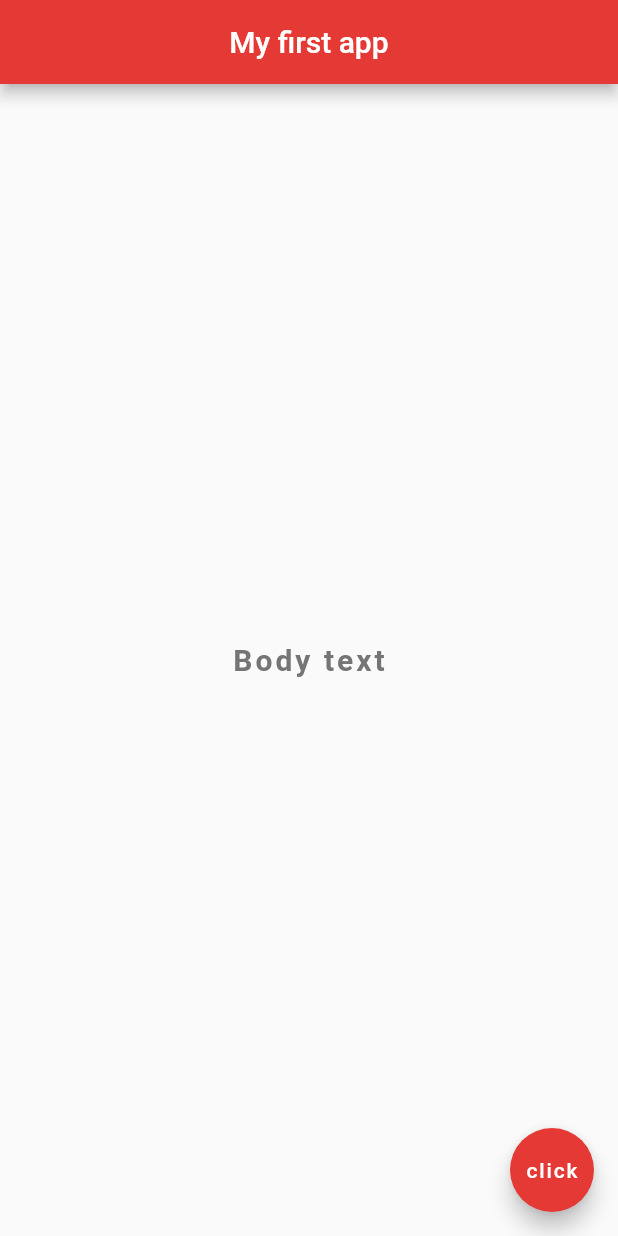
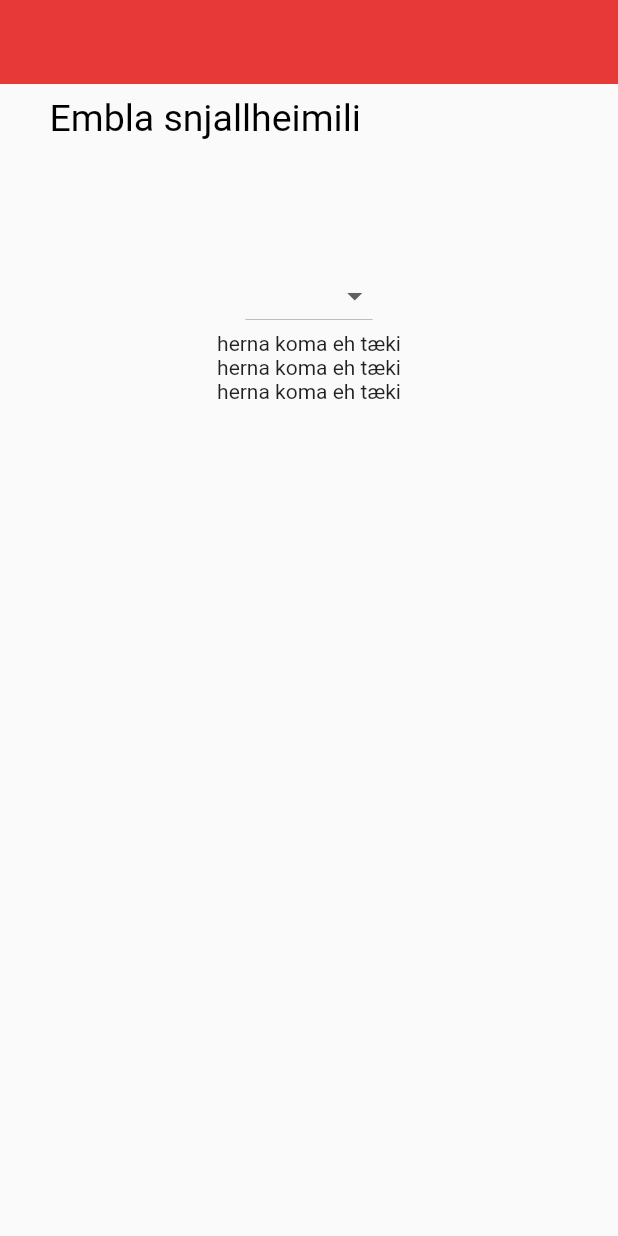
Before and after one commit to johannkarlsson/Embla_Flutter_WIP, a Flutter app: the screen it shows after launch, on a phone screen of 412 x 824 dp. Run offline on Flutter 3.47's test engine with Material 2 defaults, Android fonts, the phone set to English and light mode, and no system bars.

Commit message:
Moved some stuff from embla flutter

```diff
--- a/lib/main.dart
+++ b/lib/main.dart
@@ -1,26 +1,70 @@
+// @dart=2.9
+// ^ Removes checks for null safety
 import 'package:flutter/material.dart';
+import './common.dart';
+import './theme.dart';
 
-void main() => runApp(MaterialApp(
-  home: Scaffold(
-    appBar: AppBar(
-      title: Text('My first app'),
-      centerTitle: true,
-      backgroundColor: Colors.red[600],
-    ),
-    body: Center(
-      child: Text(
-          'Body text',
-          style: TextStyle(
-          fontSize: 20.0,
-          fontWeight: FontWeight.bold,
-            letterSpacing: 2.0,
-            color: Colors.grey[600],
-      )
+final standardAppBar = AppBar(
+  bottomOpacity: 0.0,
+  elevation: 0.0,
+  toolbarOpacity: 1.0,
+  // Red foreground
+  backgroundColor: lightMainColor,
+);
+
+// UI String constants
+const String kNoIoTDevicesFound = 'Engin snjalltæki fundin';
+const String kFindDevices = "Finna snjalltæki";
+
+const List<String> kDeviceTypes = <String>["Öll tæki", "Ljós", "Gardínur"];
+
+// List of IoT widgets
+List<Widget> _iot(BuildContext context) {
+  return <Widget>[
+    Container(
+      margin: const EdgeInsets.only(left: 25.0, bottom: 80.0),
+      child: const Text(
+        "Embla snjallheimili",
+        style: TextStyle(fontSize: 25.0, color: Colors.black),
       ),
     ),
-    floatingActionButton: FloatingActionButton(onPressed: () {},
-      child: Text('click'),
-      backgroundColor: Colors.red[600],
-    ),
-  ),
-));
+    Center(
+        child: Column(
+      children: <Widget>[
+        DropdownButton(
+            items: kDeviceTypes.map<DropdownMenuItem<String>>((String s) {
+              return DropdownMenuItem<String>(value: s, child: Text(s));
+            }).toList(),
+            onChanged: (String val) {
+              dlog(val);
+            }),
+        const Text("herna koma eh tæki"),
+        const Text("herna koma eh tæki"),
+        const Text("herna koma eh tæki"),
+        // TODO: Add widget for filtering connected devices (dropdown?)
+        // TODO: Add widget for connected devices
+        // TODO: Add widget for going into "Tengja snjalltæki"
+      ],
+    )),
+  ];
+}
+
+class IoTRoute extends StatelessWidget {
+  const IoTRoute({Key key}) : super(key: key);
+
+  @override
+  Widget build(BuildContext context) {
+    List<Widget> wlist = _iot(context);
+
+    return Scaffold(
+        appBar: standardAppBar,
+        body: ListView(
+          padding: const EdgeInsets.all(8),
+          children: wlist,
+        ));
+  }
+}
+
+void main() => runApp(const MaterialApp(
+      home: IoTRoute(),
+    ));
--- a/pubspec.yaml
+++ b/pubspec.yaml
@@ -1,4 +1,4 @@
-name: fluttertest
+name: iotembla
 description: A new Flutter project.
 
 # The following line prevents the package from being accidentally published to
```
Also changed, not shown: lib/common.dart (added, +70 -0 lines), lib/theme.dart (added, +149 -0 lines).
